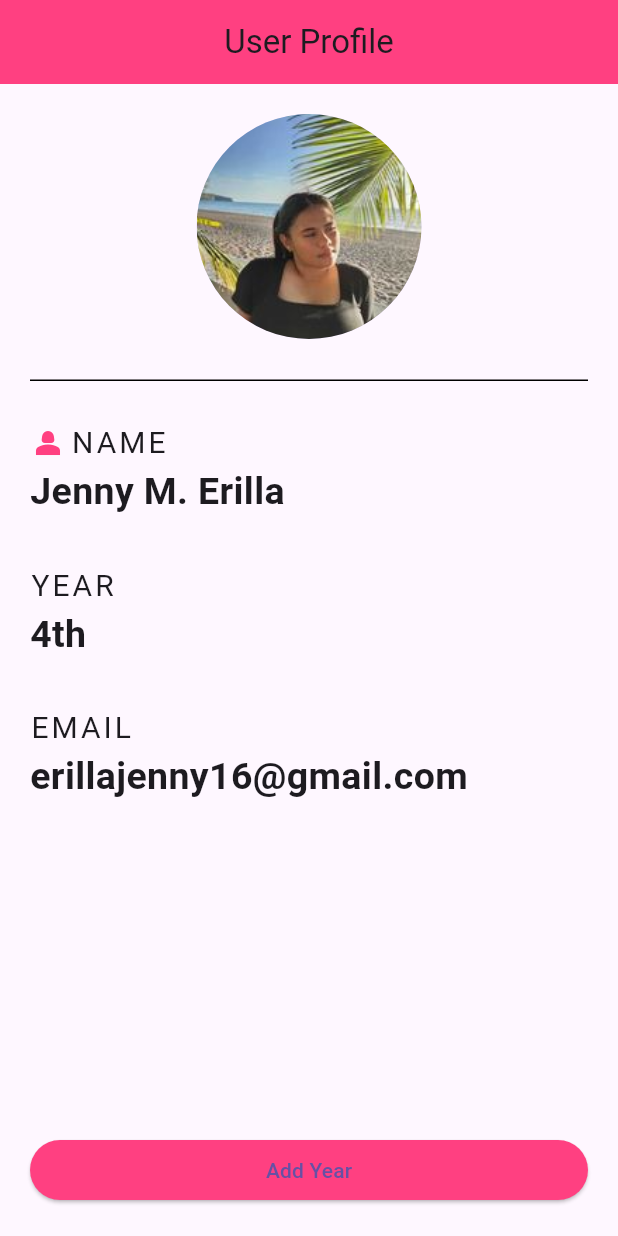
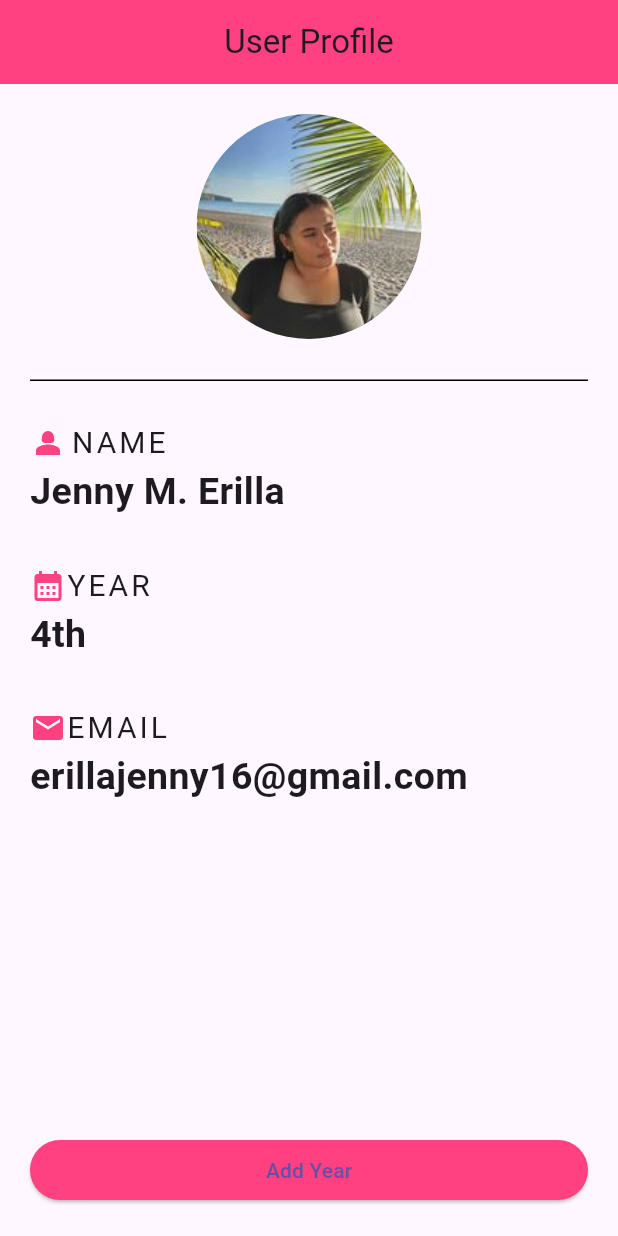
Before and after one commit to jennyerilla02/frontweunis, a Flutter app: the screen it shows after launch, on a phone screen of 412 x 824 dp. Run offline on Flutter 3.47's test engine with Material 3 defaults, Android fonts, the phone set to English and light mode, and no system bars.

```diff
--- a/lib/home.dart
+++ b/lib/home.dart
@@ -62,12 +62,18 @@ class Home extends StatelessWidget {
                 SizedBox(
                   height: 30.0,
                 ),
+                Row(
+                  children: [
+                    Icon(Icons.calendar_month,
+                    color: Colors.pinkAccent),
                     Text(
                       'YEAR',
                       style: TextStyle(
                         fontSize: 20.0,
                         letterSpacing: 2.0,
                       ),
+                    ),
+                  ],
                 ),
                 Text(
                   '4th',
@@ -79,12 +85,18 @@ class Home extends StatelessWidget {
                 SizedBox(
                   height: 30.0,
                 ),
+                Row(
+                  children: [
+                    Icon(Icons.email,
+                        color: Colors.pinkAccent),
                     Text(
                       'EMAIL',
                       style: TextStyle(
                         fontSize: 20.0,
                         letterSpacing: 2.0,
                       ),
+                    ),
+                  ],
                 ),
                 Text(
                   'erillajenny16@gmail.com',
```
Lines whose indentation alone changed are shown as unchanged.
